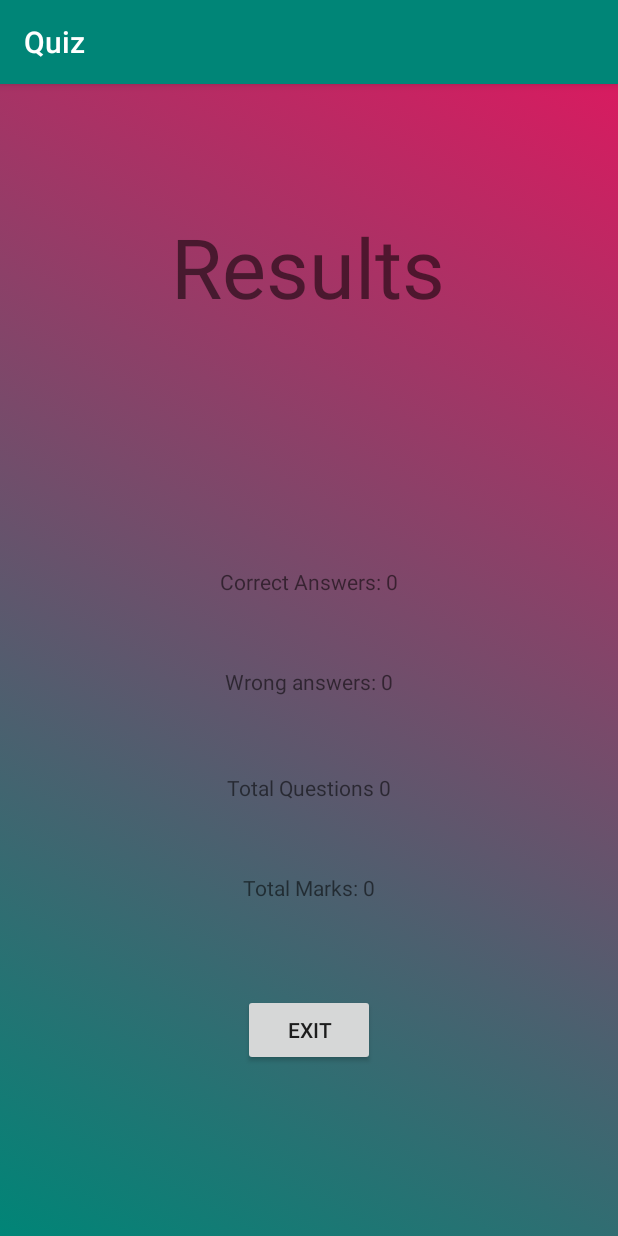
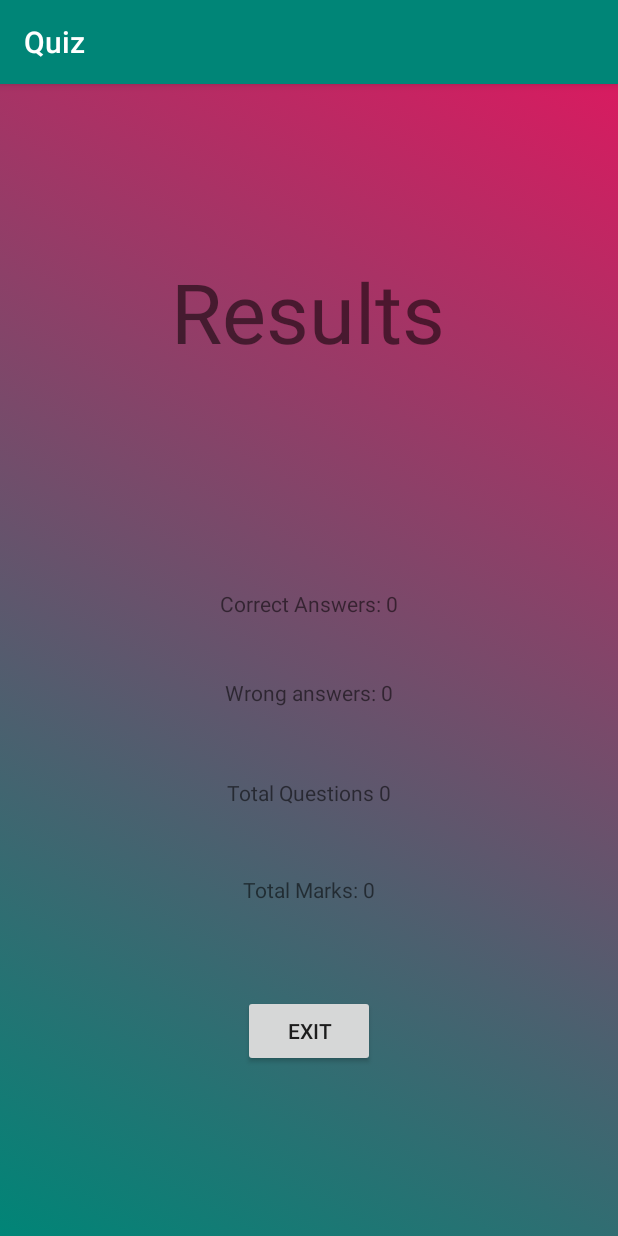
Before and after one commit to 18Nishant2000/Basic-Quiz-App, an Android app: the Statistics screen opened directly, with no data from a screen before it, on a phone screen of 412 x 824 dp. Run offline under Robolectric (Android 15) with nearby library versions, the phone set to English and light mode, and no system bars; our stand-ins replace Firebase (no records; nobody signed in at launch, a user with empty details on screens opened directly); 3 statements that could not run were skipped.

Commit message:
App completed

```diff
--- a/app/src/main/java/com/example/quiz/firstActivity.java
+++ b/app/src/main/java/com/example/quiz/firstActivity.java
@@ -27,8 +27,6 @@ public class firstActivity extends AppCompatActivity {
     DatabaseReference myRef;
     int count=0,choice=0,marks,correct=0;
     private MediaPlayer player;
-
-
     private CountDownTimer timer;
     private long timeleft=60000;
 
@@ -45,9 +43,9 @@ public class firstActivity extends AppCompatActivity {
         next=findViewById(R.id.next);
         score=findViewById(R.id.score);
         database=FirebaseDatabase.getInstance();
+        time=findViewById(R.id.timer);
 
 
-        time=findViewById(R.id.timer);
         timer=new CountDownTimer(timeleft,1000) {
             @Override
             public void onTick(long millisUntilFinished) {
@@ -71,10 +69,10 @@ public class firstActivity extends AppCompatActivity {
         }.start();
 
 
-
         player=MediaPlayer.create(firstActivity.this,R.raw.m1);
         player.setLooping(true);
         player.start();
+
         next.setEnabled(false);
 
         choice1.setBackgroundColor(getColor(R.color.common_google_signin_btn_text_dark));
@@ -86,7 +84,6 @@ public class firstActivity extends AppCompatActivity {
         next.setOnClickListener(new View.OnClickListener() {
             @Override
             public void onClick(View v) {
-                //choice=0;
                 reset();
                 next.setEnabled(false);
                 if(count<=10){
@@ -98,7 +95,6 @@ public class firstActivity extends AppCompatActivity {
                     next_ques(count);
                 }
                 else {
-                    //ques.setText("GAME OVER!!");
                     player.stop();
                     Bundle extras=new Bundle();
                     Toast.makeText(firstActivity.this, "GAME OVER!!!", Toast.LENGTH_SHORT).show();
@@ -108,7 +104,6 @@ public class firstActivity extends AppCompatActivity {
                     Intent i=new Intent(firstActivity.this,Statistics.class);
                     i.putExtras(extras);
                     startActivity(i);
-
                 }
 
             }
@@ -118,8 +113,7 @@ public class firstActivity extends AppCompatActivity {
     void updateTimer(){
         int minutes=(int)timeleft/60000;
         int seconds=(int)timeleft%60000/1000;
-        String timeleft=""+minutes;
-        timeleft+=":";
+        String timeleft=""+minutes+":";
         if(seconds<10)
             timeleft+="0";
         timeleft+=seconds;
@@ -134,6 +128,7 @@ public class firstActivity extends AppCompatActivity {
         choice3.setEnabled(true);
         choice4.setEnabled(true);
     }
+
 
     void click(int choice)
     {
@@ -159,6 +154,7 @@ public class firstActivity extends AppCompatActivity {
         }
         next.setEnabled(true);
     }
+
 
     void next_ques(final int count){
         myRef=database.getReference("questions/"+count);
--- a/app/src/main/res/layout/activity_statistics.xml
+++ b/app/src/main/res/layout/activity_statistics.xml
@@ -12,7 +12,7 @@
         android:layout_width="322dp"
         android:layout_height="113dp"
         android:layout_marginStart="44dp"
-        android:layout_marginTop="47dp"
+        android:layout_marginTop="107dp"
         android:layout_marginEnd="45dp"
         android:layout_marginBottom="571dp"
         android:gravity="center"
```
